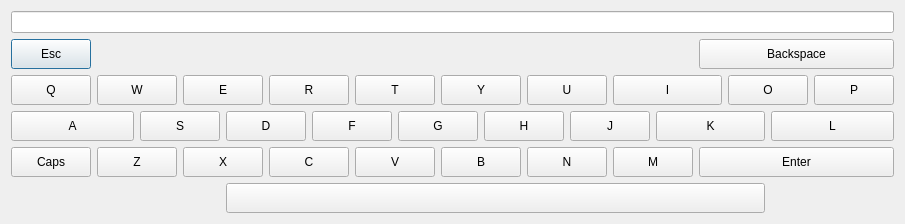
This is taskdialog.ui in tstaerk/qtimetracker as Qt 5 draws it before an edit. The edited form follows.
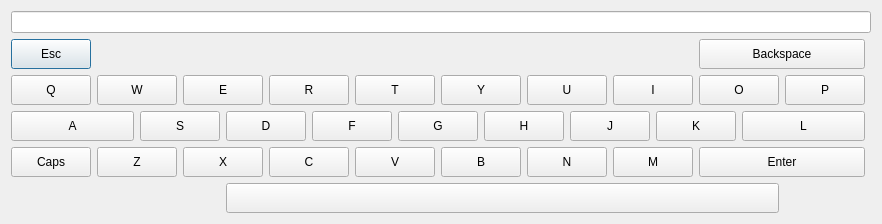
This is the edited form.

Commit message: Consistent keyboard layout

What changed in the file:
```diff
--- a/taskdialog.ui
+++ b/taskdialog.ui
@@ -30,7 +30,7 @@
      </property>
     </widget>
    </item>
-   <item row="1" column="15" colspan="4">
+   <item row="1" column="15" colspan="3">
     <widget class="QPushButton" name="pb_backspace">
      <property name="sizePolicy">
       <sizepolicy hsizetype="Minimum" vsizetype="Expanding">
@@ -134,7 +134,7 @@
      </property>
     </widget>
    </item>
-   <item row="2" column="13" colspan="3">
+   <item row="2" column="13" colspan="2">
     <widget class="QPushButton" name="pb_i">
      <property name="sizePolicy">
       <sizepolicy hsizetype="Minimum" vsizetype="Expanding">
@@ -147,7 +147,7 @@
      </property>
     </widget>
    </item>
-   <item row="2" column="16" colspan="2">
+   <item row="2" column="15" colspan="2">
     <widget class="QPushButton" name="pb_o">
      <property name="sizePolicy">
       <sizepolicy hsizetype="Minimum" vsizetype="Expanding">
@@ -160,7 +160,7 @@
      </property>
     </widget>
    </item>
-   <item row="2" column="18">
+   <item row="2" column="17">
     <widget class="QPushButton" name="pb_p">
      <property name="sizePolicy">
       <sizepolicy hsizetype="Minimum" vsizetype="Expanding">
@@ -264,7 +264,7 @@
      </property>
     </widget>
    </item>
-   <item row="3" column="14" colspan="3">
+   <item row="3" column="14" colspan="2">
     <widget class="QPushButton" name="pb_k">
      <property name="sizePolicy">
       <sizepolicy hsizetype="Minimum" vsizetype="Expanding">
@@ -277,7 +277,7 @@
      </property>
     </widget>
    </item>
-   <item row="3" column="17" colspan="2">
+   <item row="3" column="16" colspan="2">
     <widget class="QPushButton" name="pb_l">
      <property name="sizePolicy">
       <sizepolicy hsizetype="Minimum" vsizetype="Expanding">
@@ -394,7 +394,7 @@
      </property>
     </widget>
    </item>
-   <item row="4" column="15" colspan="4">
+   <item row="4" column="15" colspan="3">
     <widget class="QPushButton" name="pb_enter">
      <property name="sizePolicy">
       <sizepolicy hsizetype="Minimum" vsizetype="Expanding">
```
